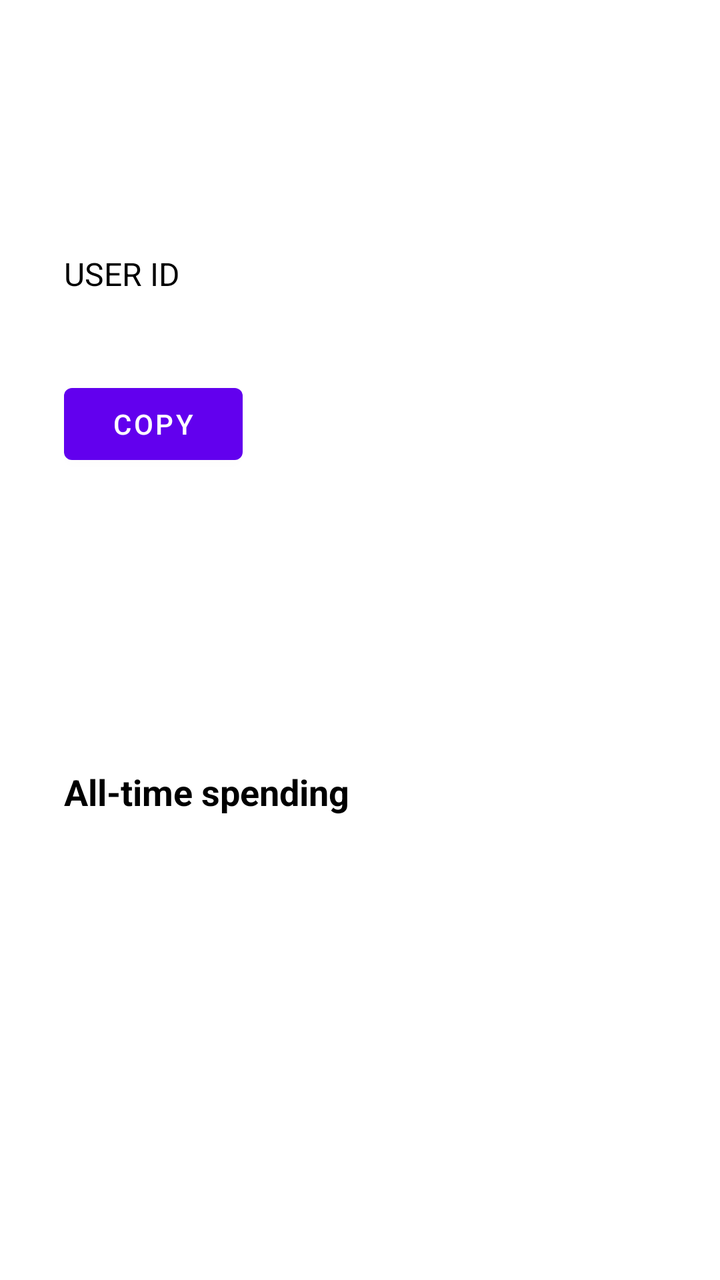
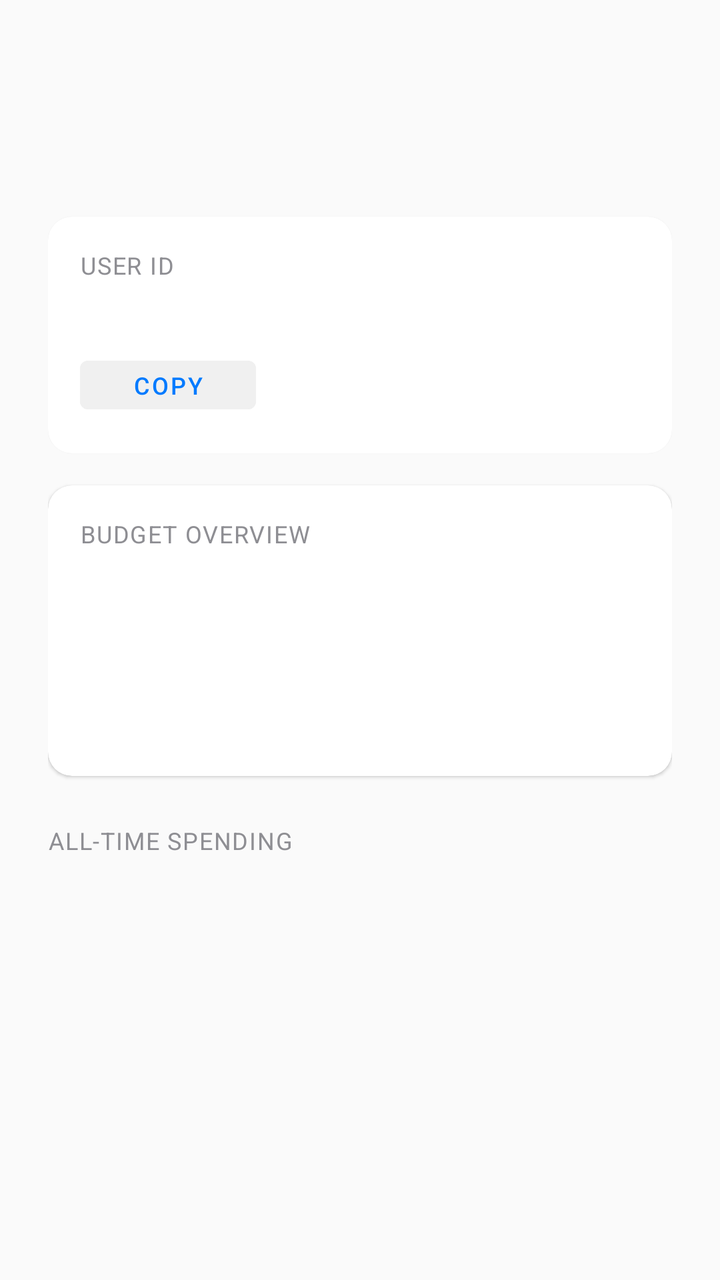

Two renders of the same Android screen: before a commit and after it. Below are the layout's source before the change and the commit's diff.
<!-- AndroidManifest.xml: application theme Theme.HarmonieBudget -->
<!-- res/layout/fragment_home.xml -->
<?xml version="1.0" encoding="utf-8"?>
<androidx.constraintlayout.widget.ConstraintLayout
    xmlns:android="http://schemas.android.com/apk/res/android"
    xmlns:app="http://schemas.android.com/apk/res-auto"
    android:layout_width="match_parent"
    android:layout_height="match_parent"
    android:padding="32dp"
    android:background="@color/white">

    
    <TextView
        android:id="@+id/tv_greeting"
        android:layout_width="wrap_content"
        android:layout_height="wrap_content"
        android:textSize="24sp"
        android:textStyle="bold"
        app:layout_constraintTop_toTopOf="parent"
        app:layout_constraintStart_toStartOf="parent" />

    
    <TextView
        android:id="@+id/tv_current_date"
        android:layout_width="wrap_content"
        android:layout_height="wrap_content"
        android:textSize="16sp"
        android:layout_marginTop="8dp"
        app:layout_constraintTop_toBottomOf="@id/tv_greeting"
        app:layout_constraintStart_toStartOf="parent" />

    
    <TextView
        android:id="@+id/tv_user_id_label"
        android:layout_width="wrap_content"
        android:layout_height="wrap_content"
        android:text="@string/user_id_label"
        android:textSize="16sp"
        android:layout_marginTop="32dp"
        app:layout_constraintTop_toBottomOf="@id/tv_current_date"
        app:layout_constraintStart_toStartOf="parent" />

    <TextView
        android:id="@+id/tv_user_id"
        android:layout_width="wrap_content"
        android:layout_height="wrap_content"
        android:textSize="18sp"
        android:textStyle="bold"
        android:layout_marginTop="8dp"
        app:layout_constraintTop_toBottomOf="@id/tv_user_id_label"
        app:layout_constraintStart_toStartOf="parent" />

    <Button
        android:id="@+id/btn_copy_user_id"
        android:layout_width="wrap_content"
        android:layout_height="wrap_content"
        android:text="@string/copy"
        android:minHeight="48dp"
        android:paddingStart="24dp"
        android:paddingEnd="24dp"
        android:layout_marginTop="8dp"
        app:layout_constraintTop_toBottomOf="@id/tv_user_id"
        app:layout_constraintStart_toStartOf="parent" />

    
    <TextView
        android:id="@+id/tv_budget_range"
        android:layout_width="wrap_content"
        android:layout_height="wrap_content"
        android:textSize="16sp"
        android:layout_marginTop="32dp"
        app:layout_constraintTop_toBottomOf="@id/btn_copy_user_id"
        app:layout_constraintStart_toStartOf="parent" />

    
    <TextView
        android:id="@+id/tv_total_balance"
        android:layout_width="wrap_content"
        android:layout_height="wrap_content"
        android:textSize="18sp"
        android:layout_marginTop="8dp"
        app:layout_constraintTop_toBottomOf="@id/tv_budget_range"
        app:layout_constraintStart_toStartOf="parent" />

    
    <TextView
        android:id="@+id/tv_budget_status"
        android:layout_width="wrap_content"
        android:layout_height="wrap_content"
        android:textSize="16sp"
        android:layout_marginTop="8dp"
        app:layout_constraintTop_toBottomOf="@id/tv_total_balance"
        app:layout_constraintStart_toStartOf="parent" />

    
    <TextView
        android:id="@+id/tv_category_breakdown_title"
        android:layout_width="wrap_content"
        android:layout_height="wrap_content"
        android:text="@string/all_time_spending"
        android:textSize="18sp"
        android:textStyle="bold"
        android:layout_marginTop="32dp"
        app:layout_constraintTop_toBottomOf="@id/tv_budget_status"
        app:layout_constraintStart_toStartOf="parent" />

    <androidx.recyclerview.widget.RecyclerView
        android:id="@+id/rv_category_breakdown"
        android:layout_width="0dp"
        android:layout_height="0dp"
        android:layout_marginTop="16dp"
        app:layoutManager="androidx.recyclerview.widget.LinearLayoutManager"
        app:layout_constraintTop_toBottomOf="@id/tv_category_breakdown_title"
        app:layout_constraintBottom_toBottomOf="parent"
        app:layout_constraintStart_toStartOf="parent"
        app:layout_constraintEnd_toEndOf="parent" />

</androidx.constraintlayout.widget.ConstraintLayout>
<!-- resources referenced by this layout -->
<resources>
  <color name="white">#FFFFFFFF</color>
  <string name="all_time_spending">All-time spending</string>
  <string name="copy">Copy</string>
  <string name="user_id_label">USER ID</string>
  <style name="Theme.HarmonieBudget" parent="Theme.MaterialComponents.DayNight.NoActionBar">
  
          
          <item name="colorPrimary">@color/purple_500</item>
  
          
          <item name="colorPrimaryVariant">@color/purple_700</item>
  
          
          <item name="colorSecondary">@color/teal_200</item>
  
          
          <item name="android:windowBackground">@color/white</item>
  
          
          <item name="android:textColor">@android:color/black</item>
  
      </style>
  <color name="purple_500">#FF6200EE</color>
  <color name="purple_700">#FF3700B3</color>
  <color name="teal_200">#FF03DAC5</color>
</resources>

<!-- the commit's change to res/layout/fragment_home.xml (unified diff, before → after) -->
@@ -1,116 +1,166 @@
 <?xml version="1.0" encoding="utf-8"?>
-<androidx.constraintlayout.widget.ConstraintLayout
+<androidx.core.widget.NestedScrollView
     xmlns:android="http://schemas.android.com/apk/res/android"
     xmlns:app="http://schemas.android.com/apk/res-auto"
     android:layout_width="match_parent"
     android:layout_height="match_parent"
-    android:padding="32dp"
-    android:background="@color/white">
+    android:fillViewport="true"
+    android:background="#FAFAFA">
 
-    
-    <TextView
-        android:id="@+id/tv_greeting"
-        android:layout_width="wrap_content"
+    <LinearLayout
+        android:layout_width="match_parent"
         android:layout_height="wrap_content"
-        android:textSize="24sp"
-        android:textStyle="bold"
-        app:layout_constraintTop_toTopOf="parent"
-        app:layout_constraintStart_toStartOf="parent" />
+        android:orientation="vertical"
+        android:padding="24dp">
 
-    
-    <TextView
-        android:id="@+id/tv_current_date"
-        android:layout_width="wrap_content"
-        android:layout_height="wrap_content"
-        android:textSize="16sp"
-        android:layout_marginTop="8dp"
-        app:layout_constraintTop_toBottomOf="@id/tv_greeting"
-        app:layout_constraintStart_toStartOf="parent" />
+        
+        <TextView
+            android:id="@+id/tv_greeting"
+            android:layout_width="wrap_content"
+            android:layout_height="wrap_content"
+            android:textSize="28sp"
+            android:textStyle="bold"
+            android:textColor="#1C1C1E"
+            app:layout_constraintTop_toTopOf="parent"
+            app:layout_constraintStart_toStartOf="parent" />
 
-    
-    <TextView
-        android:id="@+id/tv_user_id_label"
-        android:layout_width="wrap_content"
-        android:layout_height="wrap_content"
-        android:text="@string/user_id_label"
-        android:textSize="16sp"
-        android:layout_marginTop="32dp"
-        app:layout_constraintTop_toBottomOf="@id/tv_current_date"
-        app:layout_constraintStart_toStartOf="parent" />
+        
+        <TextView
+            android:id="@+id/tv_current_date"
+            android:layout_width="wrap_content"
+            android:layout_height="wrap_content"
+            android:textSize="14sp"
+            android:textColor="#8E8E93"
+            android:layout_marginTop="4dp"
+            app:layout_constraintTop_toBottomOf="@id/tv_greeting"
+            app:layout_constraintStart_toStartOf="parent" />
 
-    <TextView
-        android:id="@+id/tv_user_id"
-        android:layout_width="wrap_content"
-        android:layout_height="wrap_content"
-        android:textSize="18sp"
-        android:textStyle="bold"
-        android:layout_marginTop="8dp"
-        app:layout_constraintTop_toBottomOf="@id/tv_user_id_label"
-        app:layout_constraintStart_toStartOf="parent" />
+        
+        <com.google.android.material.card.MaterialCardView
+            android:layout_width="match_parent"
+            android:layout_height="wrap_content"
+            android:layout_marginTop="24dp"
+            app:cardCornerRadius="12dp"
+            app:cardElevation="1dp"
+            app:strokeWidth="0dp"
+            app:cardBackgroundColor="#FFFFFF">
 
-    <Button
-        android:id="@+id/btn_copy_user_id"
-        android:layout_width="wrap_content"
-        android:layout_height="wrap_content"
-        android:text="@string/copy"
-        android:minHeight="48dp"
-        android:paddingStart="24dp"
-        android:paddingEnd="24dp"
-        android:layout_marginTop="8dp"
-        app:layout_constraintTop_toBottomOf="@id/tv_user_id"
-        app:layout_constraintStart_toStartOf="parent" />
+            <LinearLayout
+                android:layout_width="match_parent"
+                android:layout_height="wrap_content"
+                android:orientation="vertical"
+                android:padding="16dp">
 
-    
-    <TextView
-        android:id="@+id/tv_budget_range"
-        android:layout_width="wrap_content"
-        android:layout_height="wrap_content"
-        android:textSize="16sp"
-        android:layout_marginTop="32dp"
-        app:layout_constraintTop_toBottomOf="@id/btn_copy_user_id"
-        app:layout_constraintStart_toStartOf="parent" />
+                <TextView
+                    android:id="@+id/tv_user_id_label"
+                    android:layout_width="wrap_content"
+                    android:layout_height="wrap_content"
+                    android:text="@string/user_id_label"
+                    android:textSize="12sp"
+                    android:textColor="#8E8E93"
+                    android:textAllCaps="true"
+                    android:letterSpacing="0.05" />
 
-    
-    <TextView
-        android:id="@+id/tv_total_balance"
-        android:layout_width="wrap_content"
-        android:layout_height="wrap_content"
-        android:textSize="18sp"
-        android:layout_marginTop="8dp"
-        app:layout_constraintTop_toBottomOf="@id/tv_budget_range"
-        app:layout_constraintStart_toStartOf="parent" />
+                <TextView
+                    android:id="@+id/tv_user_id"
+                    android:layout_width="wrap_content"
+                    android:layout_height="wrap_content"
+                    android:textSize="16sp"
+                    android:textStyle="bold"
+                    android:textColor="#1C1C1E"
+                    android:layout_marginTop="4dp" />
 
-    
-    <TextView
-        android:id="@+id/tv_budget_status"
-        android:layout_width="wrap_content"
-        android:layout_height="wrap_content"
-        android:textSize="16sp"
-        android:layout_marginTop="8dp"
-        app:layout_constraintTop_toBottomOf="@id/tv_total_balance"
-        app:layout_constraintStart_toStartOf="parent" />
+                <Button
+                    android:id="@+id/btn_copy_user_id"
+                    android:layout_width="wrap_content"
+                    android:layout_height="wrap_content"
+                    android:text="@string/copy"
+                    android:minHeight="36dp"
+                    android:paddingStart="16dp"
+                    android:paddingEnd="16dp"
+                    android:textSize="12sp"
+                    android:backgroundTint="#F0F0F0"
+                    android:textColor="#007AFF"
+                    style="@style/Widget.MaterialComponents.Button.TextButton"
+                    android:layout_marginTop="8dp" />
 
-    
-    <TextView
-        android:id="@+id/tv_category_breakdown_title"
-        android:layout_width="wrap_content"
-        android:layout_height="wrap_content"
-        android:text="@string/all_time_spending"
-        android:textSize="18sp"
-        android:textStyle="bold"
-        android:layout_marginTop="32dp"
-        app:layout_constraintTop_toBottomOf="@id/tv_budget_status"
-        app:layout_constraintStart_toStartOf="parent" />
+            </LinearLayout>
+        </com.google.android.material.card.MaterialCardView>
 
-    <androidx.recyclerview.widget.RecyclerView
-        android:id="@+id/rv_category_breakdown"
-        android:layout_width="0dp"
-        android:layout_height="0dp"
-        android:layout_marginTop="16dp"
-        app:layoutManager="androidx.recyclerview.widget.LinearLayoutManager"
-        app:layout_constraintTop_toBottomOf="@id/tv_category_breakdown_title"
-        app:layout_constraintBottom_toBottomOf="parent"
-        app:layout_constraintStart_toStartOf="parent"
-        app:layout_constraintEnd_toEndOf="parent" />
+        
+        <com.google.android.material.card.MaterialCardView
+            android:layout_width="match_parent"
+            android:layout_height="wrap_content"
+            android:layout_marginTop="16dp"
+            app:cardCornerRadius="12dp"
+            app:cardElevation="1dp"
+            app:strokeWidth="0dp"
+            app:cardBackgroundColor="#FFFFFF">
 
-</androidx.constraintlayout.widget.ConstraintLayout>
+            <LinearLayout
+                android:layout_width="match_parent"
+                android:layout_height="wrap_content"
+                android:orientation="vertical"
+                android:padding="16dp">
+
+                <TextView
+                    android:layout_width="wrap_content"
+                    android:layout_height="wrap_content"
+                    android:text="Budget Overview"
+                    android:textSize="12sp"
+                    android:textColor="#8E8E93"
+                    android:textAllCaps="true"
+                    android:letterSpacing="0.05" />
+
+                <TextView
+                    android:id="@+id/tv_budget_range"
+                    android:layout_width="wrap_content"
+                    android:layout_height="wrap_content"
+                    android:textSize="16sp"
+                    android:textColor="#1C1C1E"
+                    android:layout_marginTop="8dp" />
+
+                <TextView
+                    android:id="@+id/tv_total_balance"
+                    android:layout_width="wrap_content"
+                    android:layout_height="wrap_content"
+                    android:textSize="24sp"
+                    android:textStyle="bold"
+                    android:textColor="#1C1C1E"
+                    android:layout_marginTop="12dp" />
+
+                <TextView
+                    android:id="@+id/tv_budget_status"
+                    android:layout_width="wrap_content"
+                    android:layout_height="wrap_content"
+                    android:textSize="14sp"
+                    android:textColor="#34C759"
+                    android:layout_marginTop="4dp" />
+
+            </LinearLayout>
+        </com.google.android.material.card.MaterialCardView>
+
+        
+        <TextView
+            android:id="@+id/tv_category_breakdown_title"
+            android:layout_width="wrap_content"
+            android:layout_height="wrap_content"
+            android:text="@string/all_time_spending"
+            android:textSize="12sp"
+            android:textColor="#8E8E93"
+            android:textAllCaps="true"
+            android:letterSpacing="0.05"
+            android:layout_marginTop="24dp"
+            app:layout_constraintTop_toBottomOf="@id/tv_budget_status"
+            app:layout_constraintStart_toStartOf="parent" />
+
+        <androidx.recyclerview.widget.RecyclerView
+            android:id="@+id/rv_category_breakdown"
+            android:layout_width="match_parent"
+            android:layout_height="wrap_content"
+            android:layout_marginTop="12dp"
+            android:nestedScrollingEnabled="false"
+            app:layoutManager="androidx.recyclerview.widget.LinearLayoutManager" />
+
+    </LinearLayout>
+</androidx.core.widget.NestedScrollView>
